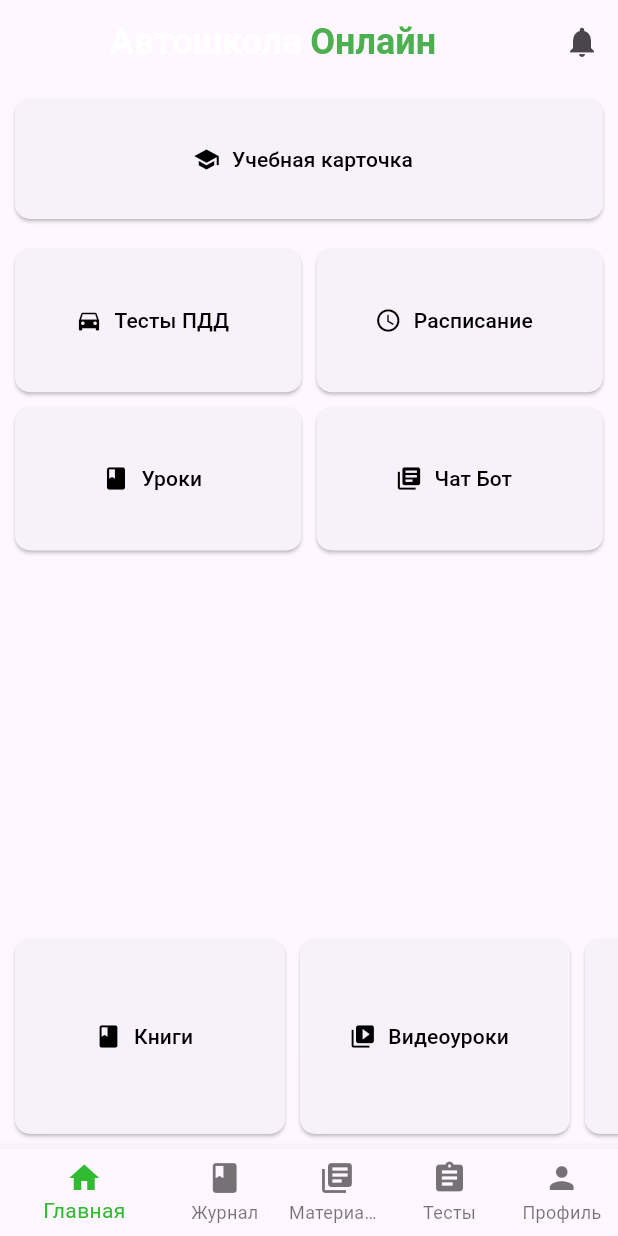
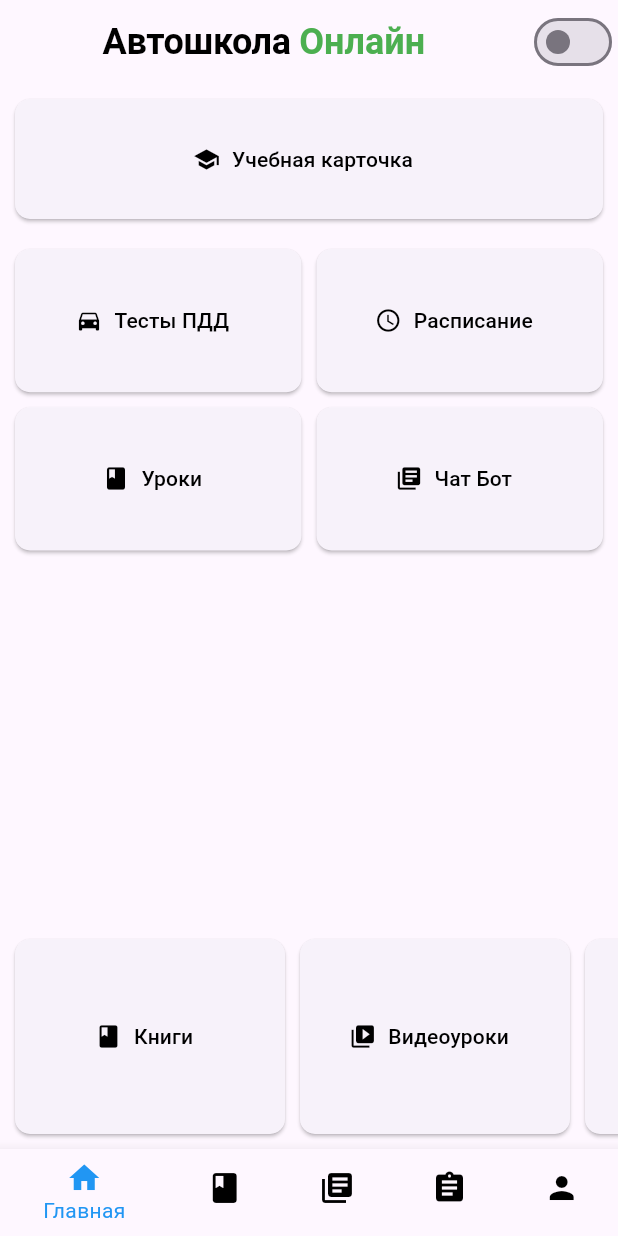
Before and after one commit to Amanturov7/autoshool, a Flutter app: the screen it shows after launch, on a phone screen of 412 x 824 dp. Run offline on Flutter 3.47's test engine with Material 3 defaults, Android fonts, the phone set to English and light mode, and no system bars; our stand-ins replace easy_localization, image_picker, shared_preferences; missing offline and left inert: search_page; Roboto replaces fonts that are missing (Georgia).

Commit message:
dark mode

```diff
--- /dev/null
+++ b/lib/ChangeThemeButtonWidget.dart
@@ -0,0 +1,18 @@
+import 'package:autoshool/dark_theme.dart';
+import 'package:flutter/material.dart';
+import 'package:provider/provider.dart';
+
+class ChangeThemeButtonWidget extends StatelessWidget {
+  @override
+  Widget build(BuildContext context) {
+    final themeProvider = Provider.of<ThemeProvider>(context);
+
+    return Switch.adaptive(
+      value: themeProvider.isDarkMode,
+      onChanged: (value) {
+        final provider = Provider.of<ThemeProvider>(context, listen: false);
+        provider.toggleTheme(value);
+      },
+    );
+  }
+}
--- /dev/null
+++ b/lib/dark_theme.dart
@@ -0,0 +1,40 @@
+import 'package:flutter/material.dart';
+import 'package:flutter/scheduler.dart';
+
+class ThemeProvider extends ChangeNotifier {
+  ThemeMode themeMode = ThemeMode.system;
+
+  bool get isDarkMode {
+    if (themeMode == ThemeMode.system) {
+      final brightness = SchedulerBinding.instance.window.platformBrightness;
+      return brightness == Brightness.dark;
+    } else {
+      return themeMode == ThemeMode.dark;
+    }
+  }
+
+  void toggleTheme(bool isOn) {
+    themeMode = isOn ? ThemeMode.dark : ThemeMode.light;
+    notifyListeners();
+  }
+}
+
+class MyThemes {
+  static final darkTheme = ThemeData(
+    scaffoldBackgroundColor: Colors.grey.shade900,
+    primaryColor: Colors.black,
+     textTheme: TextTheme(
+      headlineSmall: TextStyle(color: Colors.white),
+      titleSmall: TextStyle(color: Colors.green),
+    ),
+    colorScheme: ColorScheme.dark(),
+    iconTheme: IconThemeData(color: Color.fromARGB(255, 30, 126, 78), opacity: 0.8),
+  );
+
+  static final lightTheme = ThemeData(
+    scaffoldBackgroundColor: Colors.black,
+    primaryColor: Colors.black,
+    colorScheme: ColorScheme.light(),
+    iconTheme: IconThemeData(color: Colors.red, opacity: 0.8),
+  );
+}
--- a/lib/main.dart
+++ b/lib/main.dart
@@ -1,76 +1,68 @@
-import 'package:autoshool/pages/settings_page.dart';
-import 'package:autoshool/tests/tickets_page.dart';
-import 'package:autoshool/profile/login_page.dart';
-import 'package:autoshool/profile/signin_page.dart';
 import 'package:flutter/material.dart';
+import 'package:provider/provider.dart';
+import 'package:easy_localization/easy_localization.dart';
+import 'package:autoshool/dark_theme.dart';
 import 'package:autoshool/pages/home_page.dart';
 import 'package:autoshool/pages/journal_page.dart';
 import 'package:autoshool/pages/materials_page.dart';
 import 'package:autoshool/pages/tests_page.dart';
 import 'package:autoshool/pages/profile_page.dart';
-import 'package:easy_localization/easy_localization.dart';
+import 'package:autoshool/profile/login_page.dart';
+import 'package:autoshool/profile/signin_page.dart';
+import 'package:autoshool/pages/settings_page.dart';
+import 'package:autoshool/ChangeThemeButtonWidget.dart';
 
-void main() async  {
-    WidgetsFlutterBinding.ensureInitialized();
+void main() async {
+  WidgetsFlutterBinding.ensureInitialized();
   await EasyLocalization.ensureInitialized();
+
   runApp(
     EasyLocalization(
-      child: MyApp(),
       supportedLocales: [Locale('en', 'US'), Locale('ru', 'RU'), Locale('ky', 'KG')],
       path: 'assets/translations',
       fallbackLocale: Locale('ru', 'RU'),
       startLocale: Locale('ru', 'RU'),
+      child: MultiProvider(
+        providers: [
+          ChangeNotifierProvider(create: (_) => ThemeProvider()),
+        ],
+        child: MyApp(),
+      ),
     ),
   );
 }
 
-
-
-class MyApp extends StatefulWidget {
-
+class MyApp extends StatelessWidget {
   const MyApp({Key? key}) : super(key: key);
 
   @override
-  _MyAppState createState() => _MyAppState();
-}
+  Widget build(BuildContext context) {
+    final themeProvider = Provider.of<ThemeProvider>(context);
 
-class _MyAppState extends State<MyApp> {
-  bool darkMode = false;
-
-  void _toggleTheme() {
-    setState(() {
-      darkMode = !darkMode;
-    });
-  }
-
-  @override
-  Widget build(BuildContext context) {
     return MaterialApp(
-      themeMode: darkMode ? ThemeMode.dark : ThemeMode.light,
-      theme: ThemeData(
-        primarySwatch: Colors.blue,
-        brightness: Brightness.light,
-        primaryColor: Colors.lightBlue[800],
-        fontFamily: 'Georgia',
+      debugShowCheckedModeBanner: false,
+      themeMode: themeProvider.themeMode,
+      theme: ThemeData.light().copyWith(
+        textTheme: TextTheme(
+          displayLarge: TextStyle(color: Colors.black),
+          displayMedium: TextStyle(color: Colors.green),
+        ),
         bottomNavigationBarTheme: BottomNavigationBarThemeData(
-          selectedItemColor: Color.fromARGB(255, 48, 187, 48),
-          unselectedItemColor: Colors.black54,
-          showUnselectedLabels: true,
-          unselectedLabelStyle: TextStyle(
-            color: Colors.black54.withOpacity(0.2),
-          ),
+          selectedItemColor: Colors.blue,
+          unselectedItemColor: Colors.black,
         ),
       ),
-      darkTheme: ThemeData(
-        brightness: Brightness.dark,
-        primarySwatch: Colors.blue,
-        fontFamily: 'Georgia',
-        bottomNavigationBarTheme: const BottomNavigationBarThemeData(
-          selectedItemColor: Color.fromARGB(255, 48, 187, 48),
-          unselectedItemColor: Colors.white54,
+      darkTheme: ThemeData.dark().copyWith(
+        textTheme: TextTheme(
+          displayLarge: TextStyle(color: Colors.white),
+          displayMedium: TextStyle(color: Colors.green),
+        ),
+        bottomNavigationBarTheme: BottomNavigationBarThemeData(
+          selectedItemColor: Colors.white,
+          unselectedItemColor: Colors.grey,
         ),
       ),
-      home: MyHomePage(toggleTheme: _toggleTheme),
+      home: MyHomePage(),
       routes: {
         '/home': (context) => HomePage(),
         '/journal': (context) => JournalPage(),
@@ -79,21 +71,17 @@ class _MyAppState extends State<MyApp> {
         '/profile': (context) => ProfilePage(),
         '/login': (context) => LoginPage(),
         '/signup': (context) => SignUpPage(),
-        '/settings': (context)=> SettingsPage()
+        '/settings': (context) => SettingsPage(),
       },
     );
   }
 }
 
 class MyHomePage extends StatefulWidget {
-  const MyHomePage({Key? key, required this.toggleTheme}) : super(key: key);
-
-  final VoidCallback toggleTheme;
+  const MyHomePage({Key? key}) : super(key: key);
 
   @override
   State<MyHomePage> createState() => _MyHomePageState();
-
-
 }
 
 class _MyHomePageState extends State<MyHomePage> {
@@ -108,51 +96,46 @@ class _MyHomePageState extends State<MyHomePage> {
 
   @override
   Widget build(BuildContext context) {
+    final text = Provider.of<ThemeProvider>(context).themeMode == ThemeMode.dark
+        ? 'DarkTheme'
+        : 'LightTheme';
+
+    final headline1 = Theme.of(context).textTheme.displayLarge;
+    final headline2 = Theme.of(context).textTheme.displayMedium;
+
     return Scaffold(
-
       appBar: AppBar(
+        actions: [
+          ChangeThemeButtonWidget(),
+        ],
         title: Center(
           child: RichText(
             text: TextSpan(
               text: 'Автошкола ',
-              style: TextStyle(
-                fontSize: 24,
-                fontWeight: FontWeight.bold,
-                color: Colors.white,
-              ),
+              style: headline1?.copyWith(fontSize: 24, fontWeight: FontWeight.bold),
               children: <TextSpan>[
                 TextSpan(
                   text: 'Онлайн',
-                  style: TextStyle(
-                    fontSize: 24,
-                    fontWeight: FontWeight.bold,
-                    color: Colors.green,
-                  ),
+                  style: headline2?.copyWith(fontSize: 24, fontWeight: FontWeight.bold),
                 ),
               ],
             ),
           ),
         ),
-        actions: [
-          // IconButton(
-          //   icon: Icon(Icons.brightness_6),
-          //   onPressed: widget.toggleTheme,
-          // ),
-                    IconButton(
-            icon: Icon(Icons.notifications),
-            onPressed: widget.toggleTheme,
-          ),
-        ],
       ),
       body: _screens[_currentIndex],
       bottomNavigationBar: BottomNavigationBar(
+        unselectedLabelStyle: const TextStyle(fontSize: 14),
+        backgroundColor: Theme.of(context).primaryColor,
+        selectedItemColor: Theme.of(context).bottomNavigationBarTheme.selectedItemColor,
+        unselectedItemColor: Theme.of(context).bottomNavigationBarTheme.unselectedItemColor,
         currentIndex: _currentIndex,
         onTap: (index) {
           setState(() {
             _currentIndex = index;
           });
         },
-        items: const [
+        items: [
           BottomNavigationBarItem(
             icon: Icon(Icons.home),
             label: 'Главная',
--- a/lib/pages/materials_page.dart
+++ b/lib/pages/materials_page.dart
@@ -1,3 +1,4 @@
+import 'package:autoshool/home/books_page.dart';
 import 'package:autoshool/journal/group_page.dart';
 import 'package:autoshool/lessons/lesson_page.dart';
 import 'package:flutter/material.dart';
@@ -31,7 +32,7 @@ class MaterialsPage extends StatelessWidget {
                 ),
                 child: Center(
                   child: Text(
-                    'Лекции',
+                    'Уроки',
                     style: TextStyle(
                       fontSize: 24,
                       color: Colors.white,
@@ -54,7 +55,7 @@ class MaterialsPage extends StatelessWidget {
               onTap: () {
                 Navigator.push(
                   context,
-                  MaterialPageRoute(builder: (context) => const LessonsPage()),
+                  MaterialPageRoute(builder: (context) => BooksPage()),
                 );
               },
               child: Container(
@@ -108,7 +109,7 @@ class MaterialsPage extends StatelessWidget {
                 ),
                 child: Center(
                   child: Text(
-                    'Видеоуроки',
+                    'Тесты ПДД',
                     style: TextStyle(
                       fontSize: 24,
                       color: Colors.white,
@@ -146,7 +147,7 @@ class MaterialsPage extends StatelessWidget {
                 ),
                 child: Center(
                   child: Text(
-                    'Практические занятия',
+                    'Видеоуроки',
                     style: TextStyle(
                       fontSize: 24,
                       color: Colors.white,
@@ -162,7 +163,6 @@ class MaterialsPage extends StatelessWidget {
                   ),
                 ),
               ),
-
             ),
           ),
         ]
--- a/pubspec.yaml
+++ b/pubspec.yaml
@@ -17,6 +17,8 @@ dependencies:
   easy_localization: ^3.0.5
   image: ^4.2.0
   search_page: ^2.3.0
+  hexcolor: ^3.0.1
+  provider: ^6.1.2
 
 dev_dependencies:
   flutter_test:
```
Also changed, not shown: lib/pages/settings_page.dart (+3 -10 lines), lib/pages/profile_page.dart (line endings or trailing spaces), pubspec.lock. Lines whose indentation alone changed are shown as unchanged.
